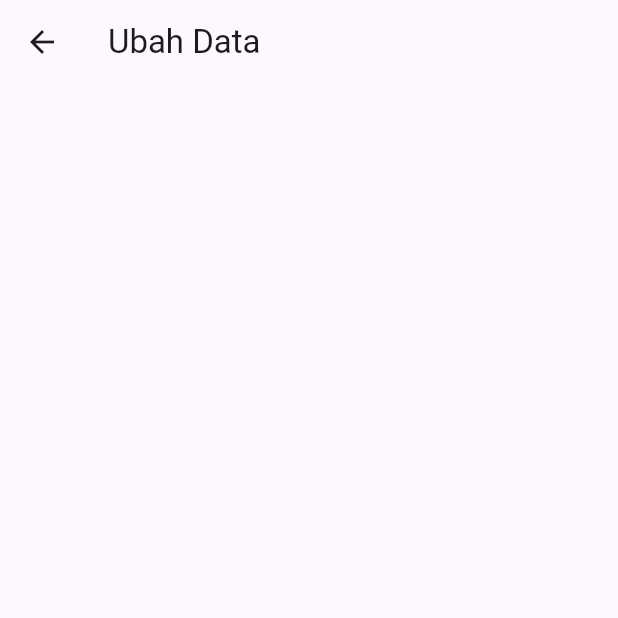
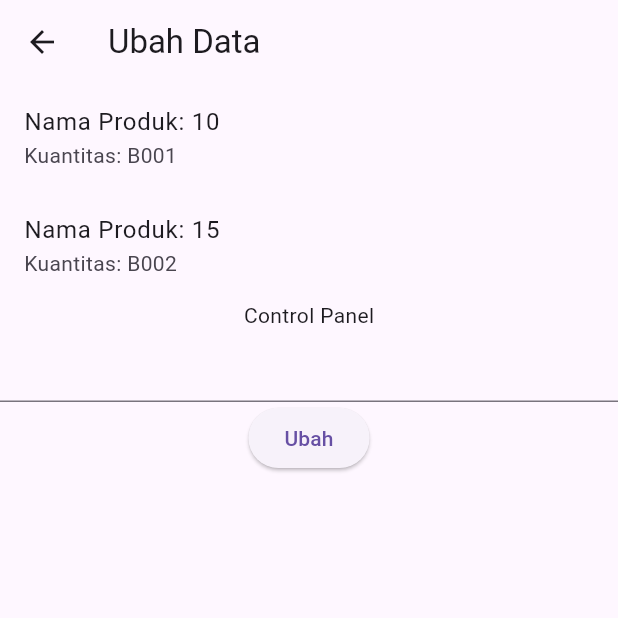
Before and after one commit to Redjri/Tugas-Bombayah, a Flutter app: the datke screen opened by its route, on a phone screen of 412 x 824 dp, the top half of it. Run offline on Flutter 3.47's test engine with Material 3 defaults, Android fonts, the phone set to English and light mode, and no system bars; our stand-ins replace get; missing offline and left inert: dart:ffi.

Commit message:
baru nyampe soal 3 :sob:

```diff
--- a/lkpdlist/lib/ControllerMap.dart
+++ b/lkpdlist/lib/ControllerMap.dart
@@ -1,3 +1,5 @@
+import 'dart:ffi';
+
 import 'package:flutter/cupertino.dart';
 import 'package:get/get.dart';
 
@@ -20,4 +22,31 @@ class controllermap extends GetxController {
   void addItem () {
     cart[tecid.text] = tecname.text;
   }
+
+  //soal 3
+  var stockmap = <String, int> {
+    "B001" : 10,
+    "B002" : 15,
+  }.obs;
+
+  final tecc = TextEditingController();
+
+
+  void stokupdate (String id) {
+    int quantity = int.parse(tecc.text);
+
+    if (stockmap.containsKey(id)) {
+      stockmap[id] = quantity;
+    }
+  }
+
+  //soal 4
+  var bookmarks = <String, String> {
+    "ART01": "Kabar Berita A",
+    "ART02": "Kabar Berita B"
+  }.obs;
+
+  void removeBookmark(String articleId) {
+    bookmarks.remove(articleId);
+  }
 }
--- a/lkpdlist/lib/Soal3.dart
+++ b/lkpdlist/lib/Soal3.dart
@@ -1,17 +1,42 @@
 import 'package:flutter/material.dart';
+import 'package:get/get.dart';
+import 'package:lkpdlist/ControllerMap.dart';
 
 class datke extends StatelessWidget {
   const datke({super.key});
 
   @override
   Widget build(BuildContext context) {
+    final c = Get.put(controllermap());
     return Scaffold(
       appBar: AppBar(
         title: Text('Ubah Data'),
       ),
       body: SingleChildScrollView(
         child: Column(
-
+          children: [
+            Obx(
+                () => ListView.builder(
+                  shrinkWrap: true,
+                  itemCount: c.stockmap.length,
+                  itemBuilder: (context, i) {
+                    final e = c.stockmap.entries.elementAt(i);
+                    return ListTile(
+                      title: Text('Nama Produk: ${e.value}'),
+                      subtitle: Text('Kuantitas: ${e.key}'),
+                    );
+                  }
+                )
+            ),
+            Text('Control Panel'),
+            TextField(
+              controller: c.tecc,
+            ),
+            ElevatedButton(
+                onPressed: () => c.stokupdate("B001"),
+                child: Text('Ubah')
+            )
+          ],
         ),
       ),
     );
--- a/lkpdlist/lib/menu.dart
+++ b/lkpdlist/lib/menu.dart
@@ -78,6 +78,12 @@ class menu extends StatelessWidget {
                 },
                 child: Text('Soal 3: Ubah Data Berdasarkan Key (Pembaruan Stok Barang)')
             ),
+            ElevatedButton(
+                onPressed: () {
+                  Get.toNamed('/soal4');
+                },
+                child: Text('Soal 4: Hapus Data Berdasarkan Key (Manajemen Daftar Kontak / Bookmark)')
+            ),
           ],
         ),
       ),
```
Also changed, not shown: lkpdlist/lib/Soal4.dart (added, +41 -0 lines), lkpdlist/lib/main.dart (+7 -0 lines).
